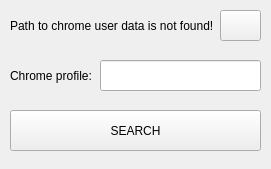
Before: the Qt Designer form ui.ui in 0xMaze/review_clicker, drawn with Qt 5.
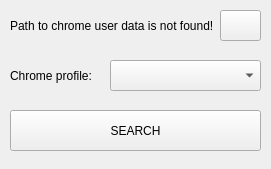
After: the same form once the commit is applied.

Diff of the .ui file:
```diff
--- a/ui.ui
+++ b/ui.ui
@@ -53,16 +53,6 @@
      <string/>
     </property>
    </widget>
-   <widget class="QLineEdit" name="lineEdit">
-    <property name="geometry">
-     <rect>
-      <x>100</x>
-      <y>60</y>
-      <width>161</width>
-      <height>31</height>
-     </rect>
-    </property>
-   </widget>
    <widget class="QLabel" name="label_2">
     <property name="geometry">
      <rect>
@@ -76,6 +66,16 @@
      <string>Chrome profile:</string>
     </property>
    </widget>
+   <widget class="QComboBox" name="comboBox">
+    <property name="geometry">
+     <rect>
+      <x>110</x>
+      <y>60</y>
+      <width>151</width>
+      <height>31</height>
+     </rect>
+    </property>
+   </widget>
   </widget>
  </widget>
  <resources/>
```
